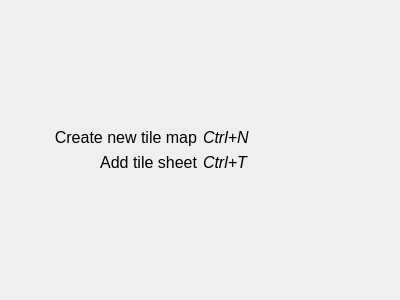
Before: the Qt Designer form src/ui/startup_widget.ui in albin-johansson/tactile, drawn with Qt 5.
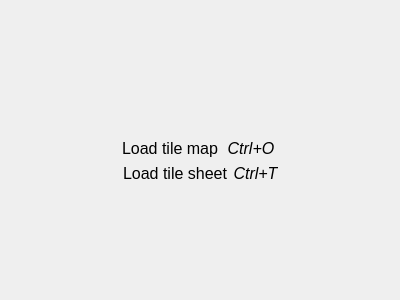
After: the same form once the commit is applied. Icons and pictures are not drawn.

Commit message: Add startup view and tile size

The edit to the form file:
```diff
--- a/src/ui/startup_widget.ui
+++ b/src/ui/startup_widget.ui
@@ -10,12 +10,55 @@
     <height>300</height>
    </rect>
   </property>
+  <property name="sizePolicy">
+   <sizepolicy hsizetype="Expanding" vsizetype="Expanding">
+    <horstretch>0</horstretch>
+    <verstretch>0</verstretch>
+   </sizepolicy>
+  </property>
   <property name="windowTitle">
    <string>Form</string>
   </property>
   <layout class="QGridLayout" name="gridLayout">
-   <item row="1" column="0">
+   <item row="2" column="1">
     <layout class="QGridLayout" name="gridLayout_2">
+     <item row="0" column="0">
+      <layout class="QHBoxLayout" name="horizontalLayout_2">
+       <item>
+        <widget class="QLabel" name="label_3">
+         <property name="font">
+          <font>
+           <family>Segoe UI</family>
+           <pointsize>12</pointsize>
+          </font>
+         </property>
+         <property name="text">
+          <string>Load tile map</string>
+         </property>
+         <property name="alignment">
+          <set>Qt::AlignRight|Qt::AlignTrailing|Qt::AlignVCenter</set>
+         </property>
+        </widget>
+       </item>
+       <item>
+        <widget class="QLabel" name="label_4">
+         <property name="font">
+          <font>
+           <family>Segoe UI</family>
+           <pointsize>12</pointsize>
+           <italic>true</italic>
+          </font>
+         </property>
+         <property name="text">
+          <string>Ctrl+O</string>
+         </property>
+         <property name="alignment">
+          <set>Qt::AlignCenter</set>
+         </property>
+        </widget>
+       </item>
+      </layout>
+     </item>
      <item row="1" column="0">
       <layout class="QHBoxLayout" name="horizontalLayout">
        <item>
@@ -29,7 +72,7 @@
           </font>
          </property>
          <property name="text">
-          <string>Add tile sheet</string>
+          <string>Load tile sheet</string>
          </property>
          <property name="alignment">
           <set>Qt::AlignRight|Qt::AlignTrailing|Qt::AlignVCenter</set>
@@ -48,39 +91,8 @@
          <property name="text">
           <string>Ctrl+T</string>
          </property>
-        </widget>
-       </item>
-      </layout>
-     </item>
-     <item row="0" column="0">
-      <layout class="QHBoxLayout" name="horizontalLayout_2">
-       <item>
-        <widget class="QLabel" name="label_3">
-         <property name="font">
-          <font>
-           <family>Segoe UI</family>
-           <pointsize>12</pointsize>
-          </font>
-         </property>
-         <property name="text">
-          <string>Create new tile map</string>
-         </property>
          <property name="alignment">
-          <set>Qt::AlignRight|Qt::AlignTrailing|Qt::AlignVCenter</set>
-         </property>
-        </widget>
-       </item>
-       <item>
-        <widget class="QLabel" name="label_4">
-         <property name="font">
-          <font>
-           <family>Segoe UI</family>
-           <pointsize>12</pointsize>
-           <italic>true</italic>
-          </font>
-         </property>
-         <property name="text">
-          <string>Ctrl+N</string>
+          <set>Qt::AlignCenter</set>
          </property>
         </widget>
        </item>
@@ -88,7 +100,7 @@
      </item>
     </layout>
    </item>
-   <item row="0" column="0">
+   <item row="0" column="1">
     <spacer name="verticalSpacer">
      <property name="orientation">
       <enum>Qt::Vertical</enum>
@@ -101,7 +113,7 @@
      </property>
     </spacer>
    </item>
-   <item row="4" column="0">
+   <item row="5" column="1">
     <spacer name="verticalSpacer_2">
      <property name="orientation">
       <enum>Qt::Vertical</enum>
@@ -114,6 +126,54 @@
      </property>
     </spacer>
    </item>
+   <item row="2" column="0">
+    <spacer name="horizontalSpacer">
+     <property name="orientation">
+      <enum>Qt::Horizontal</enum>
+     </property>
+     <property name="sizeHint" stdset="0">
+      <size>
+       <width>40</width>
+       <height>20</height>
+      </size>
+     </property>
+    </spacer>
+   </item>
+   <item row="1" column="1">
+    <widget class="QLabel" name="iconLabel">
+     <property name="font">
+      <font>
+       <pointsize>10</pointsize>
+      </font>
+     </property>
+     <property name="text">
+      <string>&lt;html&gt;
+  &lt;head/&gt;
+  &lt;body&gt;
+    &lt;p&gt;
+    &lt;img src=&quot;:/res/icons/tactile2_icon2.png&quot; width=&quot;128&quot; height=&quot;128&quot;/&gt;
+    &lt;/p&gt;
+  &lt;/body&gt;
+&lt;/html&gt;</string>
+     </property>
+     <property name="alignment">
+      <set>Qt::AlignCenter</set>
+     </property>
+    </widget>
+   </item>
+   <item row="2" column="2">
+    <spacer name="horizontalSpacer_2">
+     <property name="orientation">
+      <enum>Qt::Horizontal</enum>
+     </property>
+     <property name="sizeHint" stdset="0">
+      <size>
+       <width>40</width>
+       <height>20</height>
+      </size>
+     </property>
+    </spacer>
+   </item>
   </layout>
  </widget>
  <resources/>
```
Left out of the diff: 4 changed lines with no effect on the pictures. The commit also changes 14 other files.
